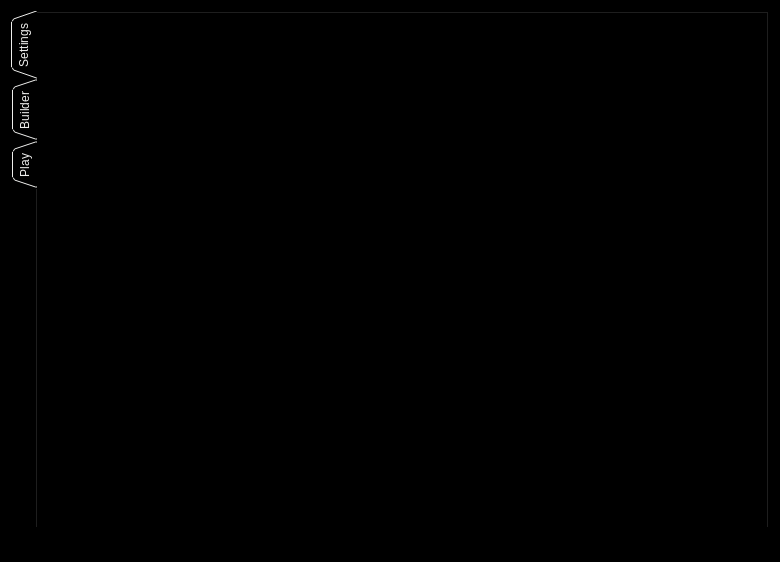
This is MainWindow.ui in SwissalpS/QtSssSNibblers as Qt 5 draws it before an edit. The edited form follows.
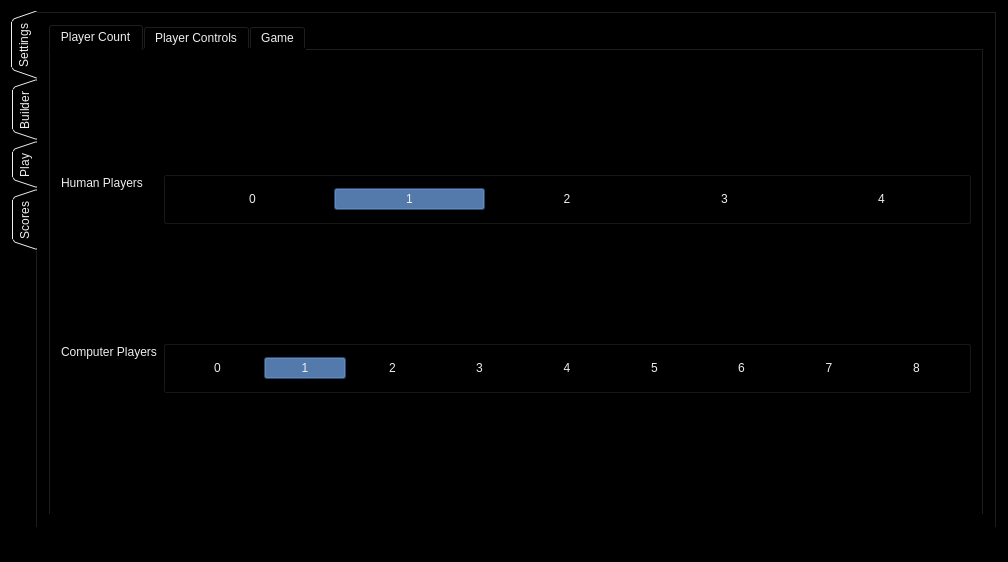
This is the edited form. The open tabs and pages were chosen to show the change.

```diff
--- a/MainWindow.ui
+++ b/MainWindow.ui
@@ -6,7 +6,7 @@
    <rect>
     <x>0</x>
     <y>0</y>
-    <width>780</width>
+    <width>1008</width>
     <height>562</height>
    </rect>
   </property>
@@ -40,6 +40,509 @@
        <attribute name="title">
         <string>Settings</string>
        </attribute>
+       <layout class="QGridLayout" name="gridLayout_3">
+        <item row="0" column="1">
+         <widget class="QTabWidget" name="tabSettingsInner">
+          <property name="currentIndex">
+           <number>2</number>
+          </property>
+          <widget class="QWidget" name="tabPlayerCount">
+           <attribute name="title">
+            <string>Player Count</string>
+           </attribute>
+           <layout class="QFormLayout" name="formLayout_2">
+            <item row="0" column="0">
+             <spacer name="verticalSpacer_2">
+              <property name="orientation">
+               <enum>Qt::Vertical</enum>
+              </property>
+              <property name="sizeHint" stdset="0">
+               <size>
+                <width>20</width>
+                <height>40</height>
+               </size>
+              </property>
+             </spacer>
+            </item>
+            <item row="1" column="0">
+             <widget class="QLabel" name="label_4">
+              <property name="text">
+               <string>Human Players</string>
+              </property>
+             </widget>
+            </item>
+            <item row="1" column="1">
+             <widget class="QGroupBox" name="groupBox">
+              <property name="title">
+               <string notr="true"/>
+              </property>
+              <property name="flat">
+               <bool>true</bool>
+              </property>
+              <layout class="QHBoxLayout" name="horizontalLayout_3">
+               <item>
+                <widget class="QPushButton" name="buttonHP0">
+                 <property name="styleSheet">
+                  <string notr="true">background-color: rgb(52, 101, 164);</string>
+                 </property>
+                 <property name="text">
+                  <string>0</string>
+                 </property>
+                 <property name="checkable">
+                  <bool>true</bool>
+                 </property>
+                 <property name="autoExclusive">
+                  <bool>true</bool>
+                 </property>
+                 <property name="flat">
+                  <bool>true</bool>
+                 </property>
+                </widget>
+               </item>
+               <item>
+                <widget class="QPushButton" name="buttonHP1">
+                 <property name="styleSheet">
+                  <string notr="true">background-color: rgb(52, 101, 164);</string>
+                 </property>
+                 <property name="text">
+                  <string>1</string>
+                 </property>
+                 <property name="checkable">
+                  <bool>true</bool>
+                 </property>
+                 <property name="checked">
+                  <bool>true</bool>
+                 </property>
+                 <property name="autoExclusive">
+                  <bool>true</bool>
+                 </property>
+                 <property name="flat">
+                  <bool>true</bool>
+                 </property>
+                </widget>
+               </item>
+               <item>
+                <widget class="QPushButton" name="buttonHP2">
+                 <property name="styleSheet">
+                  <string notr="true">background-color: rgb(52, 101, 164);</string>
+                 </property>
+                 <property name="text">
+                  <string>2</string>
+                 </property>
+                 <property name="checkable">
+                  <bool>true</bool>
+                 </property>
+                 <property name="autoExclusive">
+                  <bool>true</bool>
+                 </property>
+                 <property name="flat">
+                  <bool>true</bool>
+                 </property>
+                </widget>
+               </item>
+               <item>
+                <widget class="QPushButton" name="buttonHP3">
+                 <property name="styleSheet">
+                  <string notr="true">background-color: rgb(52, 101, 164);</string>
+                 </property>
+                 <property name="text">
+                  <string>3</string>
+                 </property>
+                 <property name="checkable">
+                  <bool>true</bool>
+                 </property>
+                 <property name="autoExclusive">
+                  <bool>true</bool>
+                 </property>
+                 <property name="flat">
+                  <bool>true</bool>
+                 </property>
+                </widget>
+               </item>
+               <item>
+                <widget class="QPushButton" name="buttonHP4">
+                 <property name="styleSheet">
+                  <string notr="true">background-color: rgb(52, 101, 164);</string>
+                 </property>
+                 <property name="text">
+                  <string>4</string>
+                 </property>
+                 <property name="checkable">
+                  <bool>true</bool>
+                 </property>
+                 <property name="autoExclusive">
+                  <bool>true</bool>
+                 </property>
+                 <property name="flat">
+                  <bool>true</bool>
+                 </property>
+                </widget>
+               </item>
+              </layout>
+             </widget>
+            </item>
+            <item row="3" column="0">
+             <widget class="QLabel" name="label_5">
+              <property name="text">
+               <string>Computer Players</string>
+              </property>
+             </widget>
+            </item>
+            <item row="2" column="0">
+             <spacer name="verticalSpacer_3">
+              <property name="orientation">
+               <enum>Qt::Vertical</enum>
+              </property>
+              <property name="sizeHint" stdset="0">
+               <size>
+                <width>20</width>
+                <height>40</height>
+               </size>
+              </property>
+             </spacer>
+            </item>
+            <item row="7" column="0">
+             <spacer name="verticalSpacer">
+              <property name="orientation">
+               <enum>Qt::Vertical</enum>
+              </property>
+              <property name="sizeHint" stdset="0">
+               <size>
+                <width>20</width>
+                <height>40</height>
+               </size>
+              </property>
+             </spacer>
+            </item>
+            <item row="3" column="1">
+             <widget class="QGroupBox" name="groupBox_2">
+              <property name="enabled">
+               <bool>true</bool>
+              </property>
+              <property name="title">
+               <string notr="true"/>
+              </property>
+              <property name="flat">
+               <bool>true</bool>
+              </property>
+              <layout class="QHBoxLayout" name="horizontalLayout_4">
+               <item>
+                <widget class="QPushButton" name="buttonAP0">
+                 <property name="styleSheet">
+                  <string notr="true">background-color: rgb(52, 101, 164);</string>
+                 </property>
+                 <property name="text">
+                  <string>0</string>
+                 </property>
+                 <property name="checkable">
+                  <bool>true</bool>
+                 </property>
+                 <property name="autoExclusive">
+                  <bool>true</bool>
+                 </property>
+                 <property name="flat">
+                  <bool>true</bool>
+                 </property>
+                </widget>
+               </item>
+               <item>
+                <widget class="QPushButton" name="buttonAP1">
+                 <property name="styleSheet">
+                  <string notr="true">background-color: rgb(52, 101, 164);</string>
+                 </property>
+                 <property name="text">
+                  <string>1</string>
+                 </property>
+                 <property name="checkable">
+                  <bool>true</bool>
+                 </property>
+                 <property name="checked">
+                  <bool>true</bool>
+                 </property>
+                 <property name="autoExclusive">
+                  <bool>true</bool>
+                 </property>
+                 <property name="flat">
+                  <bool>true</bool>
+                 </property>
+                </widget>
+               </item>
+               <item>
+                <widget class="QPushButton" name="buttonAP2">
+                 <property name="styleSheet">
+                  <string notr="true">background-color: rgb(52, 101, 164);</string>
+                 </property>
+                 <property name="text">
+                  <string>2</string>
+                 </property>
+                 <property name="checkable">
+                  <bool>true</bool>
+                 </property>
+                 <property name="autoExclusive">
+                  <bool>true</bool>
+                 </property>
+                 <property name="flat">
+                  <bool>true</bool>
+                 </property>
+                </widget>
+               </item>
+               <item>
+                <widget class="QPushButton" name="buttonAP3">
+                 <property name="styleSheet">
+                  <string notr="true">background-color: rgb(52, 101, 164);</string>
+                 </property>
+                 <property name="text">
+                  <string>3</string>
+                 </property>
+                 <property name="checkable">
+                  <bool>true</bool>
+                 </property>
+                 <property name="autoExclusive">
+                  <bool>true</bool>
+                 </property>
+                 <property name="flat">
+                  <bool>true</bool>
+                 </property>
+                </widget>
+               </item>
+               <item>
+                <widget class="QPushButton" name="buttonAP4">
+                 <property name="styleSheet">
+                  <string notr="true">background-color: rgb(52, 101, 164);</string>
+                 </property>
+                 <property name="text">
+                  <string>4</string>
+                 </property>
+                 <property name="checkable">
+                  <bool>true</bool>
+                 </property>
+                 <property name="autoExclusive">
+                  <bool>true</bool>
+                 </property>
+                 <property name="flat">
+                  <bool>true</bool>
+                 </property>
+                </widget>
+               </item>
+               <item>
+                <widget class="QPushButton" name="buttonAP5">
+                 <property name="styleSheet">
+                  <string notr="true">background-color: rgb(52, 101, 164);</string>
+                 </property>
+                 <property name="text">
+                  <string>5</string>
+                 </property>
+                 <property name="checkable">
+                  <bool>true</bool>
+                 </property>
+                 <property name="autoExclusive">
+                  <bool>true</bool>
+                 </property>
+                 <property name="flat">
+                  <bool>true</bool>
+                 </property>
+                </widget>
+               </item>
+               <item>
+                <widget class="QPushButton" name="buttonAP6">
+                 <property name="styleSheet">
+                  <string notr="true">background-color: rgb(52, 101, 164);</string>
+                 </property>
+                 <property name="text">
+                  <string>6</string>
+                 </property>
+                 <property name="checkable">
+                  <bool>true</bool>
+                 </property>
+                 <property name="autoExclusive">
+                  <bool>true</bool>
+                 </property>
+                 <property name="flat">
+                  <bool>true</bool>
+                 </property>
+                </widget>
+               </item>
+               <item>
+                <widget class="QPushButton" name="buttonAP7">
+                 <property name="styleSheet">
+                  <string notr="true">background-color: rgb(52, 101, 164);</string>
+                 </property>
+                 <property name="text">
+                  <string>7</string>
+                 </property>
+                 <property name="checkable">
+                  <bool>true</bool>
+                 </property>
+                 <property name="autoExclusive">
+                  <bool>true</bool>
+                 </property>
+                 <property name="flat">
+                  <bool>true</bool>
+                 </property>
+                </widget>
+               </item>
+               <item>
+                <widget class="QPushButton" name="buttonAP8">
+                 <property name="styleSheet">
+                  <string notr="true">background-color: rgb(52, 101, 164);</string>
+                 </property>
+                 <property name="text">
+                  <string>8</string>
+                 </property>
+                 <property name="checkable">
+                  <bool>true</bool>
+                 </property>
+                 <property name="autoExclusive">
+                  <bool>true</bool>
+                 </property>
+                 <property name="flat">
+                  <bool>true</bool>
+                 </property>
+                </widget>
+               </item>
+              </layout>
+             </widget>
+            </item>
+           </layout>
+          </widget>
+          <widget class="QWidget" name="tabControls">
+           <attribute name="title">
+            <string>Player Controls</string>
+           </attribute>
+          </widget>
+          <widget class="QWidget" name="tabGame">
+           <attribute name="title">
+            <string>Game</string>
+           </attribute>
+           <layout class="QFormLayout" name="formLayout">
+            <item row="1" column="0">
+             <widget class="QLabel" name="label_2">
+              <property name="text">
+               <string>Speed</string>
+              </property>
+             </widget>
+            </item>
+            <item row="1" column="1">
+             <widget class="QComboBox" name="selectSpeed">
+              <item>
+               <property name="text">
+                <string>Beginner</string>
+               </property>
+              </item>
+              <item>
+               <property name="text">
+                <string>Slow</string>
+               </property>
+              </item>
+              <item>
+               <property name="text">
+                <string>Medium</string>
+               </property>
+              </item>
+              <item>
+               <property name="text">
+                <string>Fast</string>
+               </property>
+              </item>
+             </widget>
+            </item>
+            <item row="3" column="1">
+             <widget class="QCheckBox" name="cbSound">
+              <property name="styleSheet">
+               <string notr="true"/>
+              </property>
+              <property name="text">
+               <string>Use Sounds</string>
+              </property>
+             </widget>
+            </item>
+            <item row="5" column="1">
+             <widget class="QCheckBox" name="cbFakeBonuses">
+              <property name="text">
+               <string>Use Fake Bonuses</string>
+              </property>
+             </widget>
+            </item>
+            <item row="0" column="0">
+             <spacer name="verticalSpacer_4">
+              <property name="orientation">
+               <enum>Qt::Vertical</enum>
+              </property>
+              <property name="sizeHint" stdset="0">
+               <size>
+                <width>20</width>
+                <height>40</height>
+               </size>
+              </property>
+             </spacer>
+            </item>
+            <item row="4" column="0">
+             <spacer name="verticalSpacer_5">
+              <property name="orientation">
+               <enum>Qt::Vertical</enum>
+              </property>
+              <property name="sizeHint" stdset="0">
+               <size>
+                <width>20</width>
+                <height>40</height>
+               </size>
+              </property>
+             </spacer>
+            </item>
+            <item row="2" column="0">
+             <spacer name="verticalSpacer_6">
+              <property name="orientation">
+               <enum>Qt::Vertical</enum>
+              </property>
+              <property name="sizeHint" stdset="0">
+               <size>
+                <width>20</width>
+                <height>40</height>
+               </size>
+              </property>
+             </spacer>
+            </item>
+            <item row="6" column="0">
+             <spacer name="verticalSpacer_7">
+              <property name="orientation">
+               <enum>Qt::Vertical</enum>
+              </property>
+              <property name="sizeHint" stdset="0">
+               <size>
+                <width>20</width>
+                <height>40</height>
+               </size>
+              </property>
+             </spacer>
+            </item>
+            <item row="7" column="0">
+             <widget class="QLabel" name="label_3">
+              <property name="text">
+               <string>Start with Level</string>
+              </property>
+             </widget>
+            </item>
+            <item row="7" column="1">
+             <widget class="QComboBox" name="selectStartLevel"/>
+            </item>
+            <item row="8" column="0">
+             <spacer name="verticalSpacer_8">
+              <property name="orientation">
+               <enum>Qt::Vertical</enum>
+              </property>
+              <property name="sizeHint" stdset="0">
+               <size>
+                <width>20</width>
+                <height>40</height>
+               </size>
+              </property>
+             </spacer>
+            </item>
+           </layout>
+          </widget>
+         </widget>
+        </item>
+       </layout>
       </widget>
       <widget class="QWidget" name="tabBuilder">
        <attribute name="title">
@@ -52,6 +555,11 @@
         <string>Play</string>
        </attribute>
       </widget>
+      <widget class="QWidget" name="tabScore">
+       <attribute name="title">
+        <string>Scores</string>
+       </attribute>
+      </widget>
      </widget>
     </item>
    </layout>
```
Left out of the diff: 4 changed lines with no effect on the pictures.
